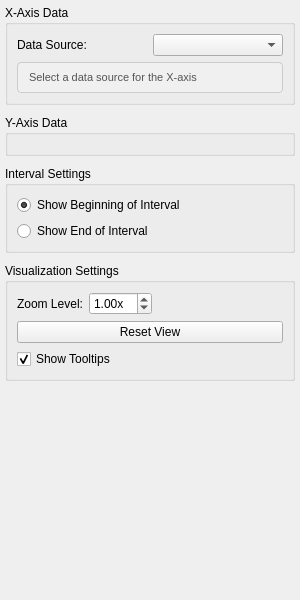
The window that src/WhiskerToolbox/Analysis_Dashboard/Widgets/EventPlotWidget/EventPlotPropertiesWidget.ui (paulmthompson/WhiskerToolbox) describes before a commit, drawn with Qt 5.
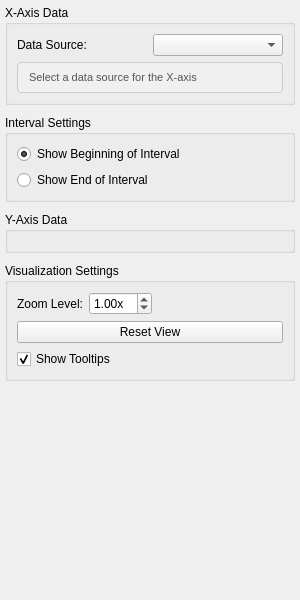
The same window after the commit. Custom widgets are drawn as their Qt base class.

Commit message: only show interval start or end selection if the axis axis is assigned to an interval

Diff of the .ui file:
```diff
--- a/src/WhiskerToolbox/Analysis_Dashboard/Widgets/EventPlotWidget/EventPlotPropertiesWidget.ui
+++ b/src/WhiskerToolbox/Analysis_Dashboard/Widgets/EventPlotWidget/EventPlotPropertiesWidget.ui
@@ -76,22 +76,6 @@
      </layout>
     </widget>
    </item>
-   <item>
-    <widget class="QGroupBox" name="y_axis_group">
-     <property name="title">
-      <string>Y-Axis Data</string>
-     </property>
-     <layout class="QVBoxLayout" name="y_axis_layout">
-      <item>
-       <widget class="Feature_Table_Widget" name="y_axis_feature_table">
-        <property name="maximumHeight">
-         <number>200</number>
-        </property>
-       </widget>
-      </item>
-     </layout>
-    </widget>
-   </item>
    <item>
     <widget class="QGroupBox" name="interval_settings_group">
      <property name="title">
@@ -118,6 +102,22 @@
      </layout>
     </widget>
    </item>
+   <item>
+    <widget class="QGroupBox" name="y_axis_group">
+     <property name="title">
+      <string>Y-Axis Data</string>
+     </property>
+     <layout class="QVBoxLayout" name="y_axis_layout">
+      <item>
+       <widget class="Feature_Table_Widget" name="y_axis_feature_table">
+        <property name="maximumHeight">
+         <number>200</number>
+        </property>
+       </widget>
+      </item>
+     </layout>
+    </widget>
+   </item>
    <item>
     <widget class="QGroupBox" name="visualization_group">
      <property name="title">
```
Left out of the diff: 3 changed lines with no effect on the pictures. The commit also changes 2 other files.
